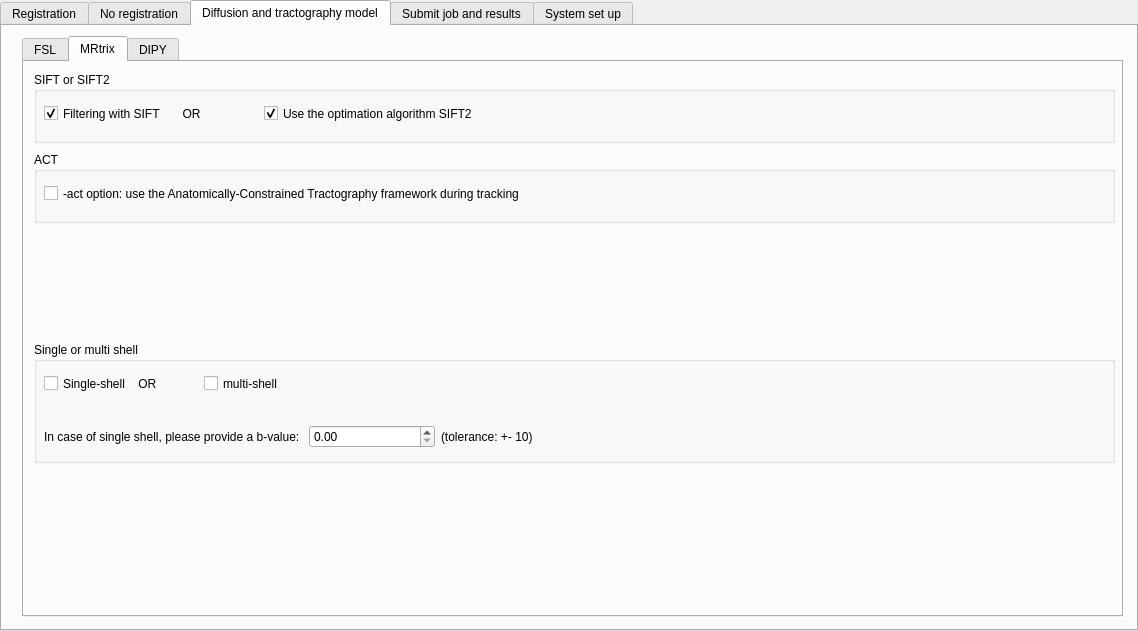
HZBCPP/CONTINUITY-lite, file interface_tab.ui: the form before one commit.
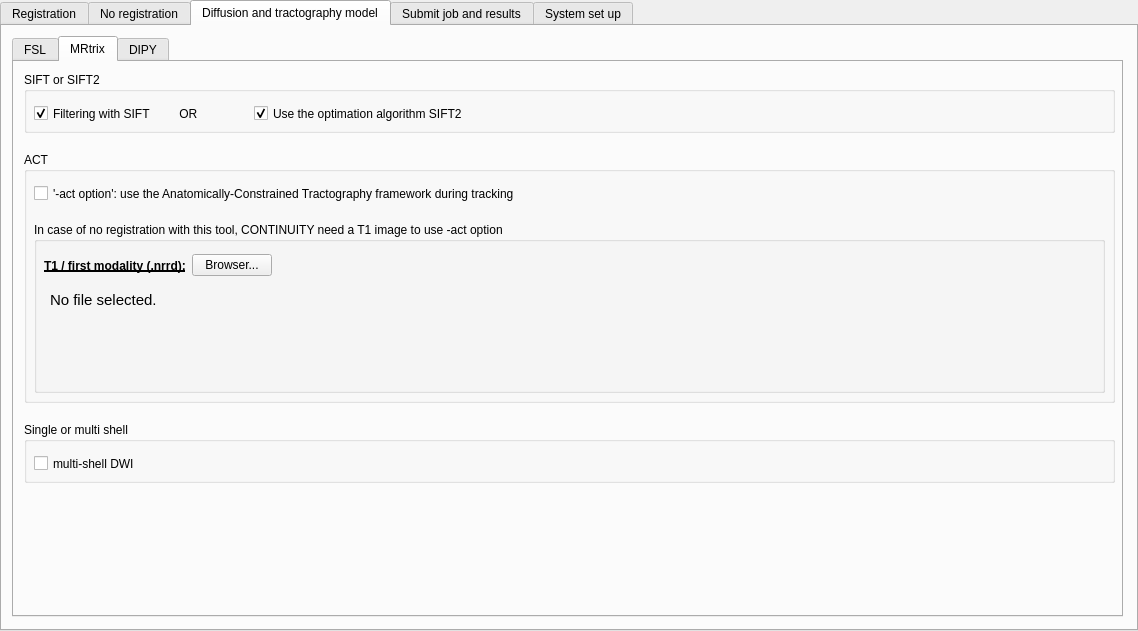
The form after the commit. The open tabs and pages were chosen to show the change.

Commit message: ENH: update interface

What changed in the file:
```diff
--- a/interface_tab.ui
+++ b/interface_tab.ui
@@ -3917,9 +3917,9 @@
    <widget class="QTabWidget" name="tabWidget_3">
     <property name="geometry">
      <rect>
-      <x>20</x>
+      <x>10</x>
       <y>10</y>
-      <width>1101</width>
+      <width>1111</width>
       <height>581</height>
      </rect>
     </property>
@@ -4245,9 +4245,9 @@
       <property name="geometry">
        <rect>
         <x>10</x>
-        <y>280</y>
-        <width>1081</width>
-        <height>121</height>
+        <y>360</y>
+        <width>1091</width>
+        <height>61</height>
        </rect>
       </property>
       <property name="title">
@@ -4263,63 +4263,17 @@
         </rect>
        </property>
        <property name="text">
-        <string>Single-shell    OR </string>
+        <string>multi-shell DWI</string>
        </property>
       </widget>
-      <widget class="QCheckBox" name="checkBox_2">
-       <property name="geometry">
-        <rect>
-         <x>170</x>
-         <y>30</y>
-         <width>92</width>
-         <height>23</height>
-        </rect>
-       </property>
-       <property name="text">
-        <string>multi-shell</string>
-       </property>
-      </widget>
-      <widget class="QWidget" name="layoutWidget">
-       <property name="geometry">
-        <rect>
-         <x>10</x>
-         <y>80</y>
-         <width>522</width>
-         <height>30</height>
-        </rect>
-       </property>
-       <layout class="QHBoxLayout" name="horizontalLayout_66">
-        <item>
-         <widget class="QLabel" name="label_5">
-          <property name="text">
-           <string>In case of single shell, please provide a b-value: </string>
-          </property>
-         </widget>
-        </item>
-        <item>
-         <layout class="QHBoxLayout" name="horizontalLayout_45">
-          <item>
-           <widget class="QDoubleSpinBox" name="doubleSpinBox"/>
-          </item>
-          <item>
-           <widget class="QLabel" name="label_6">
-            <property name="text">
-             <string>(tolerance: +- 10)</string>
-            </property>
-           </widget>
-          </item>
-         </layout>
-        </item>
-       </layout>
-      </widget>
      </widget>
      <widget class="QGroupBox" name="groupBox_5">
       <property name="geometry">
        <rect>
         <x>10</x>
         <y>10</y>
-        <width>1081</width>
-        <height>71</height>
+        <width>1091</width>
+        <height>61</height>
        </rect>
       </property>
       <property name="title">
@@ -4346,12 +4300,12 @@
         <rect>
          <x>10</x>
          <y>30</y>
-         <width>191</width>
+         <width>211</width>
          <height>23</height>
         </rect>
        </property>
        <property name="text">
-        <string>Filtering with SIFT       OR </string>
+        <string>Filtering with SIFT         OR </string>
        </property>
        <property name="checked">
         <bool>true</bool>
@@ -4363,8 +4317,8 @@
        <rect>
         <x>10</x>
         <y>90</y>
-        <width>1081</width>
-        <height>71</height>
+        <width>1091</width>
+        <height>251</height>
        </rect>
       </property>
       <property name="title">
@@ -4380,9 +4334,93 @@
         </rect>
        </property>
        <property name="text">
-        <string>-act option: use the Anatomically-Constrained Tractography framework during tracking</string>
+        <string>'-act option': use the Anatomically-Constrained Tractography framework during tracking</string>
        </property>
       </widget>
+      <widget class="QGroupBox" name="groupBox_23">
+       <property name="geometry">
+        <rect>
+         <x>10</x>
+         <y>70</y>
+         <width>1071</width>
+         <height>171</height>
+        </rect>
+       </property>
+       <property name="title">
+        <string>In case of no registration with this tool, CONTINUITY need a T1 image to use -act option</string>
+       </property>
+       <widget class="QTextEdit" name="act_option_T1_DATA_textEdit">
+        <property name="geometry">
+         <rect>
+          <x>11</x>
+          <y>64</y>
+          <width>1051</width>
+          <height>101</height>
+         </rect>
+        </property>
+        <property name="styleSheet">
+         <string notr="true">QTextEdit {
+	background-color : transparent
+}</string>
+        </property>
+        <property name="readOnly">
+         <bool>true</bool>
+        </property>
+        <property name="html">
+         <string>&lt;!DOCTYPE HTML PUBLIC &quot;-//W3C//DTD HTML 4.0//EN&quot; &quot;http://www.w3.org/TR/REC-html40/strict.dtd&quot;&gt;
+&lt;html&gt;&lt;head&gt;&lt;meta name=&quot;qrichtext&quot; content=&quot;1&quot; /&gt;&lt;style type=&quot;text/css&quot;&gt;
+p, li { white-space: pre-wrap; }
+&lt;/style&gt;&lt;/head&gt;&lt;body style=&quot; font-family:'Ubuntu'; font-size:11pt; font-weight:400; font-style:normal;&quot;&gt;
+&lt;p style=&quot; margin-top:0px; margin-bottom:0px; margin-left:0px; margin-right:0px; -qt-block-indent:0; text-indent:0px;&quot;&gt;No file selected.&lt;/p&gt;&lt;/body&gt;&lt;/html&gt;</string>
+        </property>
+       </widget>
+       <widget class="QWidget" name="layoutWidget_5">
+        <property name="geometry">
+         <rect>
+          <x>10</x>
+          <y>30</y>
+          <width>315</width>
+          <height>27</height>
+         </rect>
+        </property>
+        <layout class="QHBoxLayout" name="horizontalLayout_45">
+         <item>
+          <widget class="QLabel" name="label_78">
+           <property name="font">
+            <font>
+             <weight>75</weight>
+             <bold>true</bold>
+             <underline>true</underline>
+            </font>
+           </property>
+           <property name="text">
+            <string>T1 / first modality (.nrrd):</string>
+           </property>
+          </widget>
+         </item>
+         <item>
+          <widget class="QPushButton" name="act_option_T1_DATA_pushButton">
+           <property name="text">
+            <string>Browser...</string>
+           </property>
+          </widget>
+         </item>
+         <item>
+          <spacer name="horizontalSpacer_47">
+           <property name="orientation">
+            <enum>Qt::Horizontal</enum>
+           </property>
+           <property name="sizeHint" stdset="0">
+            <size>
+             <width>40</width>
+             <height>20</height>
+            </size>
+           </property>
+          </spacer>
+         </item>
+        </layout>
+       </widget>
+      </widget>
      </widget>
     </widget>
     <widget class="QWidget" name="tab_7">
```
Left out of the diff: 238 changed lines with no effect on the pictures. Lines whose indentation alone changed are shown as unchanged. The commit also changes 4 other files.
